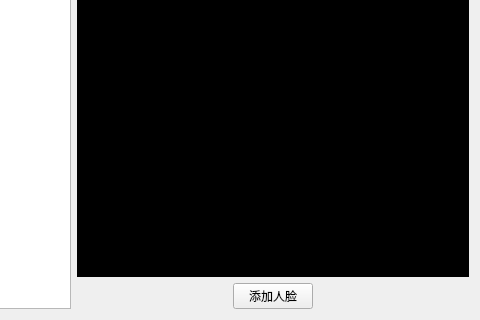
Before: the Qt Designer form src/gui/admiwidget/admin/ui_face.ui in eagleqq/BaiDuFace, drawn with Qt 5; both pictures show x 333 to 813 and y 233 to 553 of the 813 by 553 pixel window.
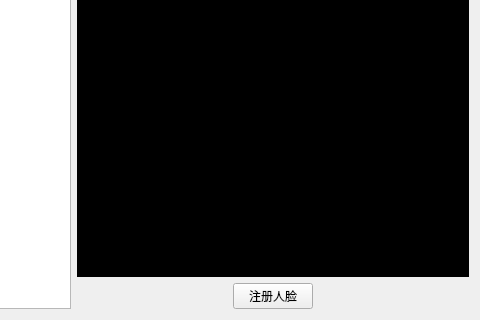
After: the same form once the commit is applied.

Diff of the .ui file:
```diff
--- a/src/gui/admiwidget/admin/ui_face.ui
+++ b/src/gui/admiwidget/admin/ui_face.ui
@@ -115,7 +115,7 @@
        <item>
         <widget class="QPushButton" name="pushButton_add_face">
          <property name="text">
-          <string>添加人脸</string>
+          <string>注册人脸</string>
          </property>
         </widget>
        </item>
```
